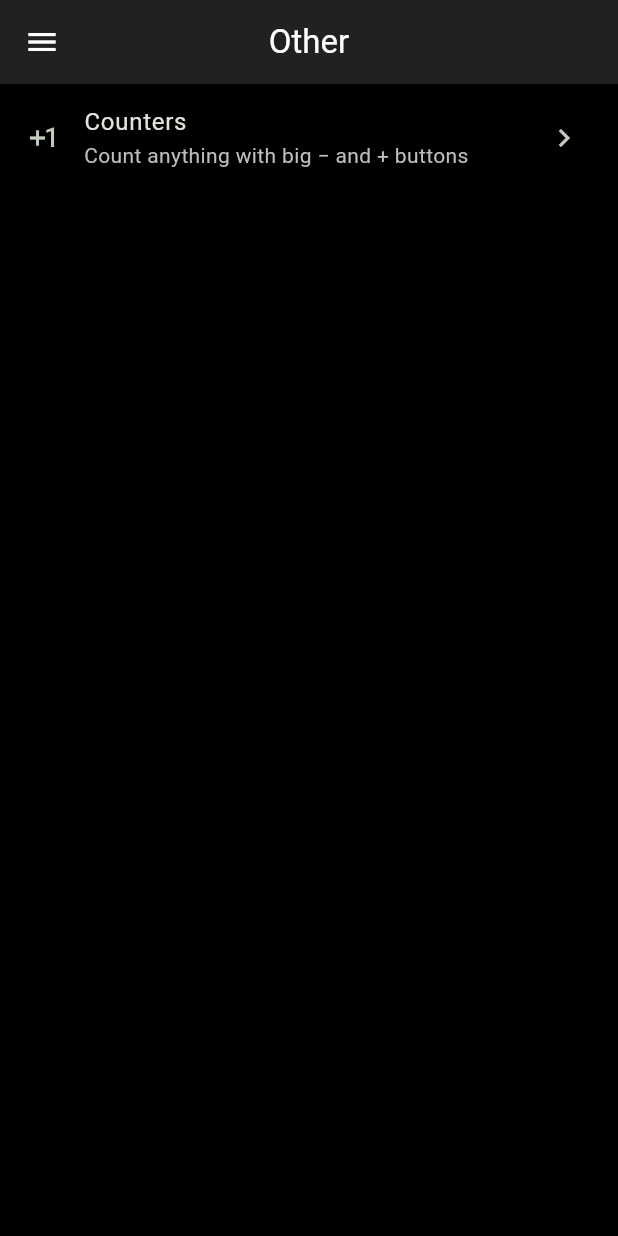
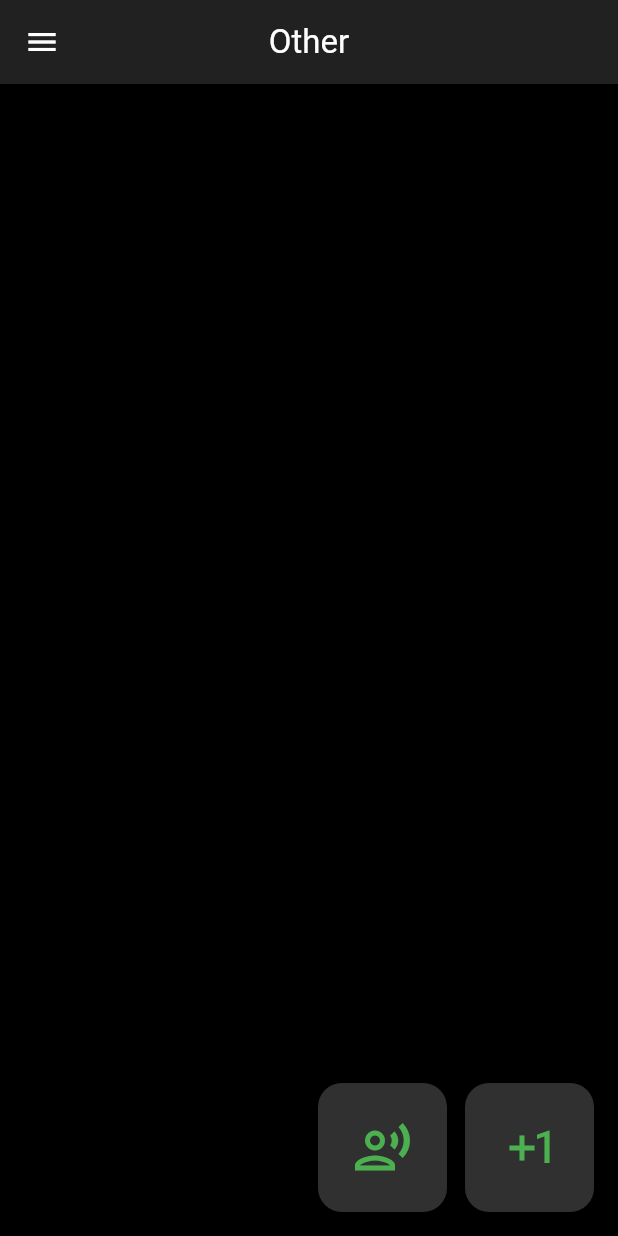
Before and after one commit to nikvujic/mob-util-app, a Flutter app: the OtherPage screen opened directly, on a phone screen of 412 x 824 dp. Run offline on Flutter 3.47's test engine with Material 3 defaults, Android fonts, the phone set to English and light mode, and no system bars; our stand-ins replace file_picker, flutter_riverpod, package_info_plus; missing offline and left inert: cryptography.

Commit message:
Other: icon tiles from the bottom right; the Džoni page (O3, O4)
- Other shows its tools as square icon tiles without titles (the name is
  the tooltip and what screen readers say), filled in from the bottom
  right corner, in thumb reach.
- New tool "Džoni": the page turns sideways and shows "Džoni što ćutiš?"
  big, with a count under it. Holding anywhere counts one up with a
  shake, a pop and a strong vibration; a plain tap doesn't count. The
  count is kept (preferences.json). Back restores the orientation.

```diff
--- a/lib/pages/other/other.dart
+++ b/lib/pages/other/other.dart
@@ -1,33 +1,86 @@
 import 'package:flutter/material.dart';
 import 'package:the_app/core/theme.dart';
 import 'package:the_app/pages/other/counters.dart';
+import 'package:the_app/pages/other/dzoni.dart';
 import 'package:the_app/widgets/main_app_bar.dart';
 
-/// Lists additional tools; each opens as its own page on top, and back
+/// Lists additional tools as square icon tiles, filled in from the bottom
+/// right (thumb reach, O3). Each opens as its own page on top, and back
 /// returns here (O1).
 class OtherPage extends StatelessWidget {
   const OtherPage({super.key});
+
+  static final _tools = [
+    (
+      icon: Icons.exposure_plus_1,
+      label: 'Counters',
+      page: () => const CountersPage(),
+    ),
+    (
+      icon: Icons.record_voice_over_outlined,
+      label: 'Džoni',
+      page: () => const DzoniPage(),
+    ),
+  ];
 
   @override
   Widget build(BuildContext context) {
     return Scaffold(
       appBar: const MainAppBar(title: 'Other'),
-      body: ListView(
-        children: [
-          ListTile(
-            leading: const Icon(Icons.exposure_plus_1),
-            title: const Text('Counters'),
-            subtitle: Text(
-              'Count anything with big − and + buttons',
-              style: TextStyle(color: context.colors.textSecondary),
-            ),
-            trailing: const Icon(Icons.chevron_right),
-            onTap: () => Navigator.of(context).push(
-              MaterialPageRoute<void>(builder: (_) => const CountersPage()),
-            ),
-          ),
-        ],
+      // Right to left, bottom to top: the first tool sits in the bottom
+      // right corner.
+      body: Directionality(
+        textDirection: TextDirection.rtl,
+        child: GridView.extent(
+          reverse: true,
+          maxCrossAxisExtent: 104,
+          padding: const EdgeInsets.all(16),
+          mainAxisSpacing: 12,
+          crossAxisSpacing: 12,
+          children: [
+            for (final tool in _tools)
+              _ToolTile(
+                icon: tool.icon,
+                label: tool.label,
+                onTap: () => Navigator.of(context).push(
+                  MaterialPageRoute<void>(builder: (_) => tool.page()),
+                ),
+              ),
+          ],
+        ),
       ),
     );
   }
 }
+
+/// A square tile with only an icon; its name is the tooltip and what
+/// screen readers say.
+class _ToolTile extends StatelessWidget {
+  final IconData icon;
+  final String label;
+  final VoidCallback onTap;
+
+  const _ToolTile({
+    required this.icon,
+    required this.label,
+    required this.onTap,
+  });
+
+  @override
+  Widget build(BuildContext context) {
+    return Tooltip(
+      message: label,
+      child: Material(
+        color: context.colors.card,
+        borderRadius: BorderRadius.circular(16),
+        child: InkWell(
+          borderRadius: BorderRadius.circular(16),
+          onTap: onTap,
+          child: Center(
+            child: Icon(icon, size: 40, color: context.colors.accent),
+          ),
+        ),
+      ),
+    );
+  }
+}
--- a/lib/providers/preferences_provider.dart
+++ b/lib/providers/preferences_provider.dart
@@ -12,6 +12,8 @@ class PreferencesNotifier extends StateNotifier<Preferences> {
 
   void setCounterFeedback(bool on) =>
       state = state.copyWith(counterFeedback: on);
+
+  void countDzoni() => state = state.copyWith(dzoniCount: state.dzoniCount + 1);
 }
 
 final preferencesProvider =
```
Also changed, not shown: lib/models/preferences.dart (+17 -2 lines), lib/pages/other/dzoni.dart (added, +105 -0 lines), 6 other files.
